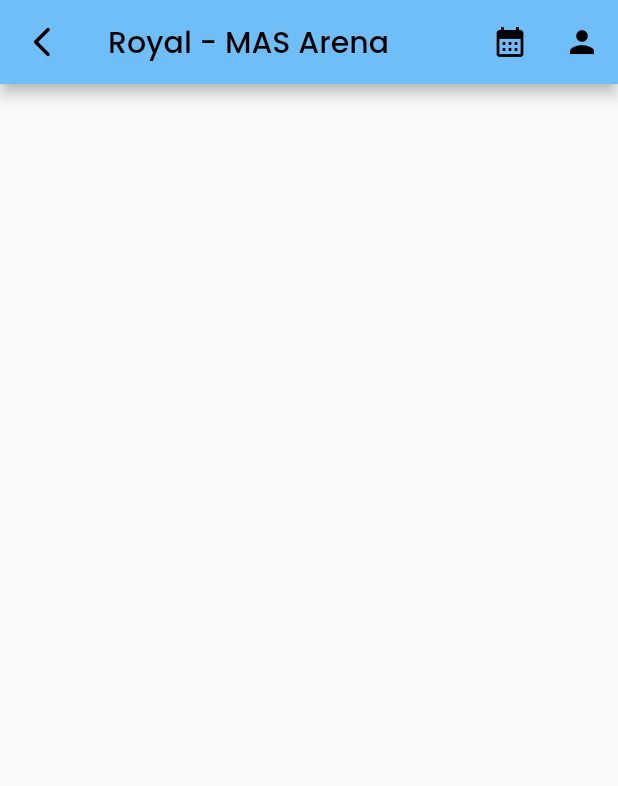
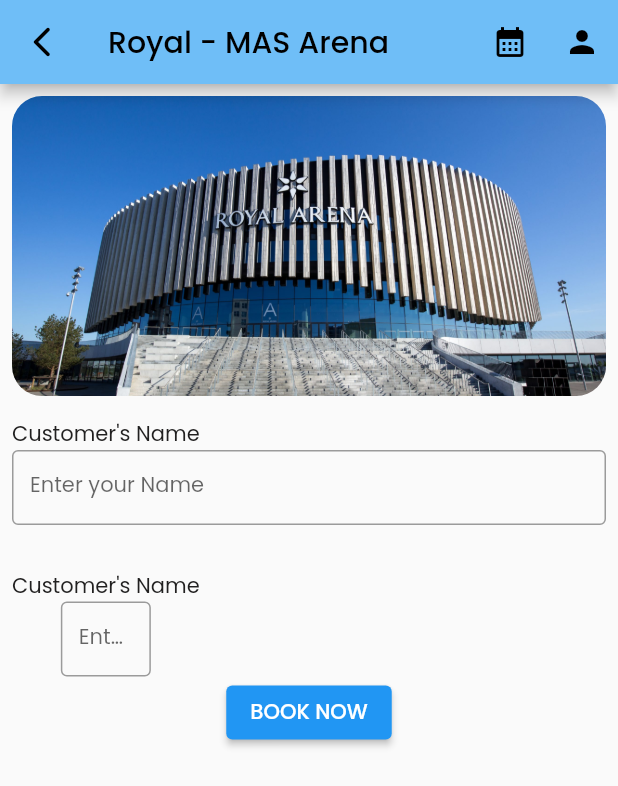
Before and after one commit to Rnilash/final-project, a Flutter app: the arena_booking screen opened directly with sample values from the repository, on a phone screen of 412 x 824 dp. Shown: the top 786 px of the screen. Run offline on Flutter 3.47's test engine with Material 3 defaults, Android fonts, the phone set to English and light mode, and no system bars; our stand-ins replace firebase_auth, firebase_core, google_fonts; accounts and stored records are empty.

Commit message:
Bookings update

```diff
--- a/lib/Screens/arena_Booking.dart
+++ b/lib/Screens/arena_Booking.dart
@@ -15,6 +15,13 @@
 }
 
 class _arena_bookingState extends State<arena_booking> {
+  final formkey = GlobalKey<FormState>();
+  String name = "";
+  String starts = "";
+  String ends = "";
+  String num_of_players = "";
+  String description = "";
+
   get card => null;
 
   @override
@@ -24,7 +31,7 @@
         backgroundColor: maincolor,
         title: Text(
           widget.card.title,
-          style: TextStyle(color: Colors.black),
+          style: const TextStyle(color: Colors.black),
         ),
         actions: [
           Row(
@@ -52,7 +59,7 @@
           ),
         ],
         leading: IconButton(
-          icon: Icon(
+          icon: const Icon(
             Icons.arrow_back_ios_new_rounded,
             color: Colors.black,
           ),
@@ -67,6 +74,92 @@
           },
         ),
       ),
+      body: SingleChildScrollView(
+        child: Padding(
+          padding: const EdgeInsets.all(8.0),
+          child: Column(
+            children: [
+              ClipRRect(
+                borderRadius: BorderRadius.circular(20),
+                child: Image.asset(
+                  widget.card.image, // Replace with your image path if needed
+                  height: 200,
+                  width: 420,
+                  fit: BoxFit.cover,
+                ),
+              ),
+              const SizedBox(height: 15),
+              Form(
+                  child: Column(
+                crossAxisAlignment: CrossAxisAlignment.start,
+                children: [
+                  const Text(
+                    "Customer's Name",
+                    style: TextStyle(
+                        color: Color.fromARGB(255, 33, 32, 32),
+                        fontFamily: "Poppins"),
+                  ),
+                  SizedBox(
+                    height: 50,
+                    child: TextFormField(
+                      validator: (value) =>
+                          value?.isEmpty == true ? "Enter a Valid Name" : null,
+                      onChanged: (value) => setState(() {
+                        name = value;
+                      }),
+                      decoration: const InputDecoration(
+                        border: OutlineInputBorder(),
+                        hintText: "Enter your Name",
+                        hintStyle:
+                            TextStyle(fontSize: 14, fontFamily: "Poppins"),
+                      ),
+                    ),
+                  ),
+                  const SizedBox(height: 30),
+                  Row(
+                    children: [
+                      Column(
+                        children: [
+                          const Text(
+                            "Customer's Name",
+                            style: TextStyle(
+                                color: Color.fromARGB(255, 33, 32, 32),
+                                fontFamily: "Poppins"),
+                          ),
+                          SizedBox(
+                            height: 50,
+                            width: 60,
+                            child: TextFormField(
+                              validator: (value) => value?.isEmpty == true
+                                  ? "Enter a Valid Name"
+                                  : null,
+                              onChanged: (value) => setState(() {
+                                name = value;
+                              }),
+                              decoration: const InputDecoration(
+                                border: OutlineInputBorder(),
+                                hintText: "Enter your Name",
+                                hintStyle: TextStyle(
+                                    fontSize: 14, fontFamily: "Poppins"),
+                              ),
+                            ),
+                          ),
+                        ],
+                      ),
+                    ],
+                  )
+                ],
+              )),
+              ElevatedButton(
+                onPressed: () {
+                  // Handle booking logic
+                },
+                child: const Text('BOOK NOW'),
+              ),
+            ],
+          ),
+        ),
+      ),
     );
   }
 }
```
